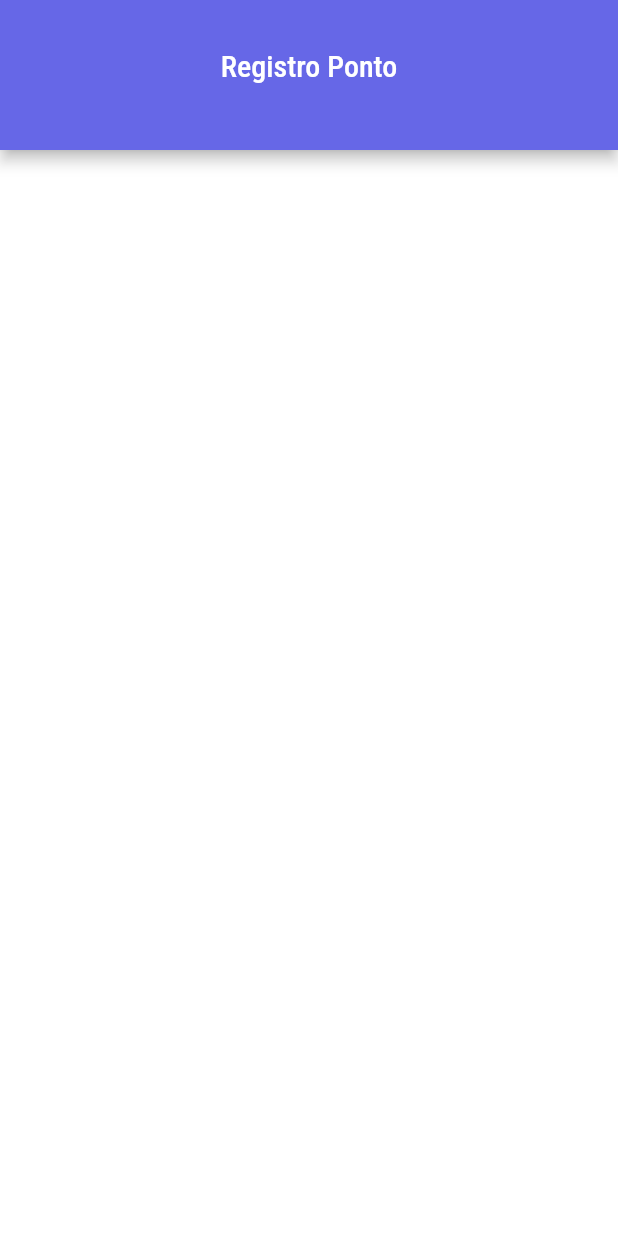
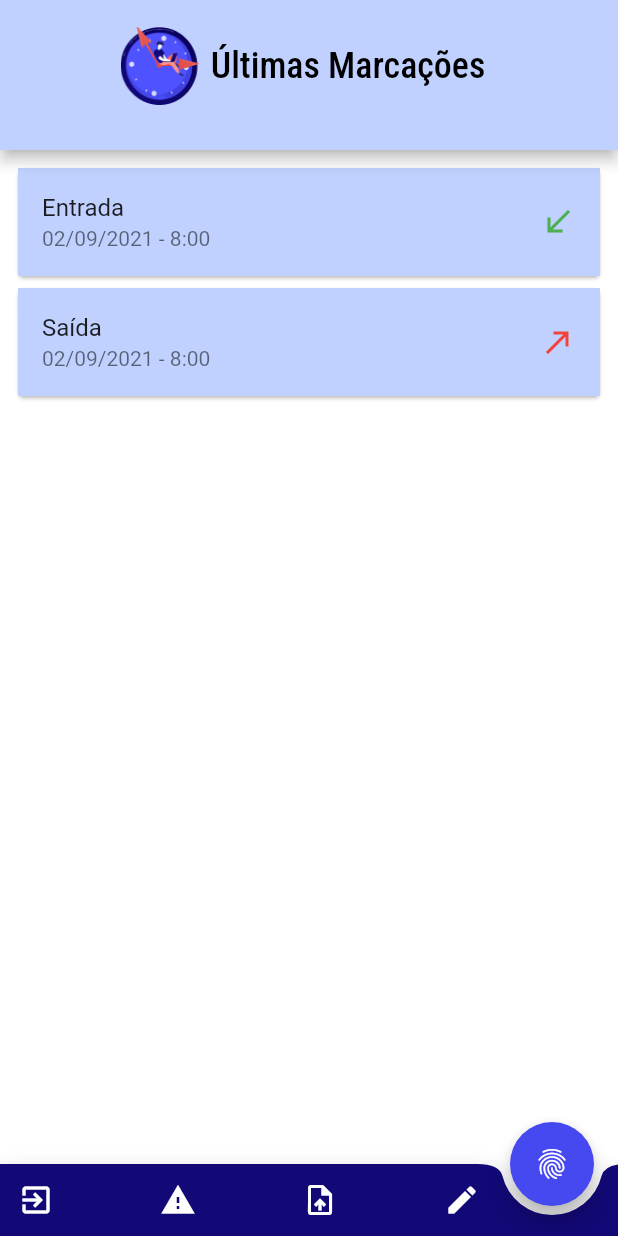
Before and after one commit to vinifoga/registroPonto, a Flutter app: the screen it shows after launch, on a phone screen of 412 x 824 dp. Run offline on Flutter 3.47's test engine with Material 2 defaults, Android fonts, the phone set to English and light mode, and no system bars; our stand-ins replace google_fonts.

Commit message:
BottomAppBar

```diff
--- a/lib/components/app_bar_rp.dart
+++ b/lib/components/app_bar_rp.dart
@@ -3,18 +3,20 @@ import 'package:google_fonts/google_fonts.dart';
 
 import '../constants.dart';
 
-class AppBarRp extends StatelessWidget implements PreferredSizeWidget{
+class AppBarRp extends StatelessWidget implements PreferredSizeWidget {
   final String appBarTitle;
   final bool showImage;
-  const AppBarRp({Key? key, required this.appBarTitle, required this.showImage}) : super(key: key);
+
+  const AppBarRp({Key? key, required this.appBarTitle, required this.showImage})
+      : super(key: key);
 
   @override
   Widget build(BuildContext context) {
     return AppBar(
       centerTitle: true,
       toolbarHeight: 88,
-      backgroundColor: kSecondaryColor,
-      title: Column(
+      backgroundColor: kPrimaryLightColor,
+      title: Row(
         mainAxisAlignment: MainAxisAlignment.center,
         crossAxisAlignment: CrossAxisAlignment.center,
         children: [
@@ -26,7 +28,16 @@ class AppBarRp extends StatelessWidget implements PreferredSizeWidget{
               height: 52,
             ),
           ),
-          Text(appBarTitle,style: GoogleFonts.robotoCondensed(),)
+          Padding(
+            padding: const EdgeInsets.all(8.0),
+            child: Text(
+              appBarTitle,
+              style: GoogleFonts.robotoCondensed(
+                color: Colors.black,
+                fontSize: 24.0,
+              ),
+            ),
+          )
         ],
       ),
     );
--- a/lib/constants.dart
+++ b/lib/constants.dart
@@ -4,3 +4,4 @@ const kPrimaryColor = Color(0xFF4042E2);
 const kSecondaryColor = Color(0xFF6667e7);
 const kPrimaryLightColor = Color(0xFFC0D1FF);
 const titleColor = Color(0xFF120876);
+const floatActionButtonColor = Color(0xFF4749F0);
--- a/lib/screens/dashboard.dart
+++ b/lib/screens/dashboard.dart
@@ -1,13 +1,91 @@
 import 'package:flutter/material.dart';
 import 'package:registroponto/components/app_bar_rp.dart';
+
+import '../constants.dart';
 
 class Dashboard extends StatelessWidget {
   const Dashboard({Key? key}) : super(key: key);
 
   @override
   Widget build(BuildContext context) {
-    return const Scaffold(
-      appBar: AppBarRp(appBarTitle: 'Registro Ponto', showImage: false),
+    return Scaffold(
+      appBar: const AppBarRp(appBarTitle: 'Últimas Marcações', showImage: true),
+      body: ListView(
+        padding: const EdgeInsets.all(8),
+        children: const <Widget>[
+          Card(
+            child: ListTile(
+              title: Text('Entrada'),
+              subtitle: Text('02/09/2021 - 8:00'),
+              trailing: Icon(
+                Icons.call_received,
+                color: Colors.green,
+              ),
+              tileColor: kPrimaryLightColor,
+            ),
+          ),
+          Card(
+            child: ListTile(
+              title: Text('Saída'),
+              subtitle: Text('02/09/2021 - 8:00'),
+              trailing: Icon(
+                Icons.call_made,
+                color: Colors.red,
+              ),
+              tileColor: kPrimaryLightColor,
+            ),
+          ),
+        ],
+      ),
+      floatingActionButton: FloatingActionButton(
+        backgroundColor: floatActionButtonColor,
+        onPressed: () {},
+        child: const Icon(Icons.fingerprint), //icon inside button
+      ),
+      floatingActionButtonLocation: FloatingActionButtonLocation.endDocked,
+      bottomNavigationBar: BottomAppBar(
+        color: titleColor,
+        shape: const CircularNotchedRectangle(),
+        notchMargin: 6,
+        child: Row(
+          //children inside bottom appbar
+          mainAxisSize: MainAxisSize.max,
+          mainAxisAlignment: MainAxisAlignment.spaceBetween,
+          children: [
+              IconButton(
+                icon: const Icon(
+                  Icons.exit_to_app,
+                  color: Colors.white,
+                ),
+                onPressed: () {},
+              ),
+            IconButton(
+              icon: Icon(
+                Icons.warning,
+                color: Colors.white,
+              ),
+              onPressed: () {},
+            ),
+            IconButton(
+              icon: Icon(
+                Icons.upload_file,
+                color: Colors.white,
+              ),
+              onPressed: () {},
+            ),
+            Padding(
+              padding: const EdgeInsets.only(right: 80.0),
+              child: IconButton(
+                icon: Icon(
+                  Icons.edit,
+                  color: Colors.white,
+                ),
+                onPressed: () {},
+              ),
+            ),
+          ],
+        ),
+      ),
     );
   }
 }
```
Also changed, not shown: images/logo-app-bar.png.
